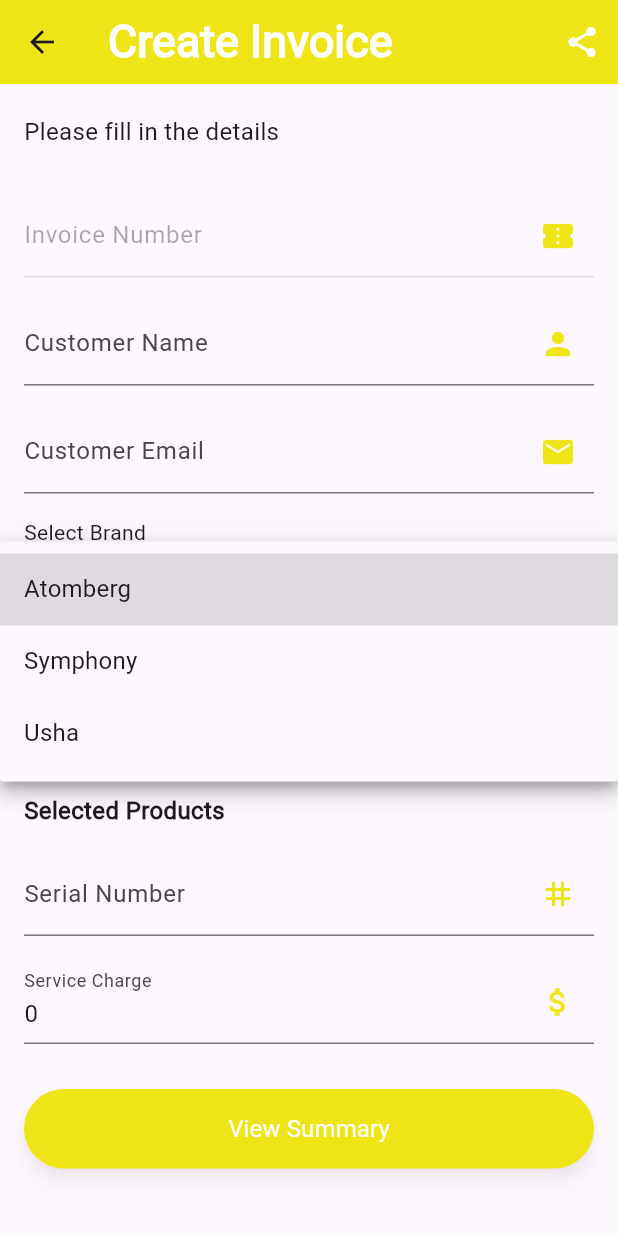
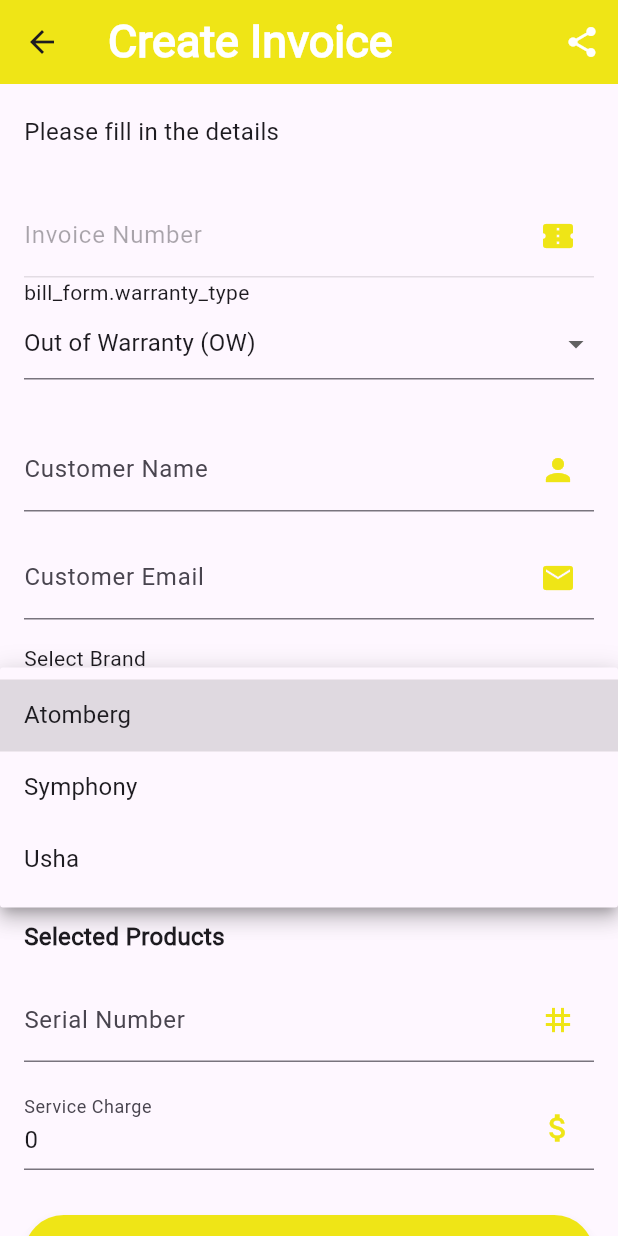
Before and after one commit to atharvamp04/fixit, a Flutter app: the BillScreen screen opened directly, after a tap on the "arrow drop down" icon, on a phone screen of 412 x 824 dp. Run offline on Flutter 3.47's test engine with Material 3 defaults, Android fonts, the phone set to English and light mode, and no system bars; our stand-ins replace easy_localization, flutter_animate, google_sign_in, image_picker, pdf, printing and 2 more; missing offline and left inert: mailer, mobile_scanner; accounts and stored records are empty; network calls fail.

Commit message:
Bill Code

```diff
--- a/lib/screens/bill_screen.dart
+++ b/lib/screens/bill_screen.dart
@@ -46,6 +46,12 @@ class _BillScreenState extends State<BillScreen> {
   // Instance of our email service.
   final BillEmailService emailService = BillEmailService();
 
+  /// Holds the raw sequence from RPC, e.g. "ES/25-26/001"
+  String _baseInvoice = "";
+
+  /// Warranty type prefix: “OW” or “IN”
+  String _warrantyType = "OW";
+
   @override
   void initState() {
     super.initState();
@@ -54,11 +60,31 @@ class _BillScreenState extends State<BillScreen> {
   }
 
   Future<void> _populateInvoiceNumber() async {
-    String invoice = await getNextInvoiceNumber();
+    final dynamic result = await supabase.rpc('generate_invoice_number');
+    String base;
+    if (result is String) {
+      base = result;
+    } else if (result is Map<String, dynamic> && result.containsKey('data')) {
+      base = result['data'] as String;
+    } else {
+      base = "ES/25-26/001";
+    }
     setState(() {
-      invoiceNumberController.text = invoice;
+      _baseInvoice = base;
+      _rebuildInvoice();
     });
   }
+
+  /// Combine base + prefix → full invoice
+  void _rebuildInvoice() {
+    final parts = _baseInvoice.split('/');
+    if (parts.length == 3) {
+      invoiceNumberController.text = "${parts[0]}/${parts[1]}/$_warrantyType${parts[2]}";
+    } else {
+      invoiceNumberController.text = _baseInvoice;
+    }
+  }
+
 
   Future<void> fetchProducts() async {
     final response = await supabase
@@ -318,6 +344,27 @@ class _BillScreenState extends State<BillScreen> {
                     readOnly: true,
                     enabled: false,
                   ),
+
+                  // — Warranty Type —
+                  Text("bill_form.warranty_type".tr()),
+                  DropdownButtonFormField<String>(
+                    value: _warrantyType,
+                    items: const [
+                      DropdownMenuItem(value: 'OW', child: Text('Out of Warranty (OW)')),
+                      DropdownMenuItem(value: 'IN', child: Text('In Warranty (IN)')),
+                    ],
+                    onChanged: (val) {
+                      if (val != null) {
+                        setState(() {
+                          _warrantyType = val;
+                          _rebuildInvoice();
+                        });
+                      }
+                    },
+                  ),
+
+                  SizedBox(height: 16),
+
                   const SizedBox(height: 16),
                   _buildStyledField(
                     'bill_form.user_name'.tr(), // Use translation key
```
